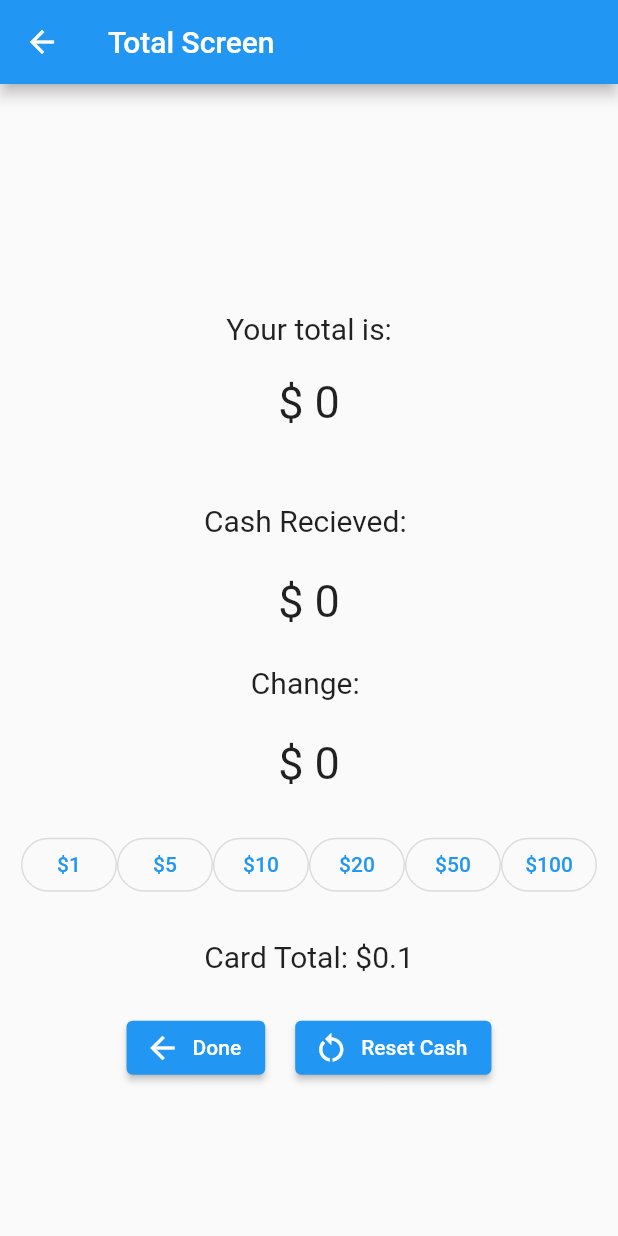
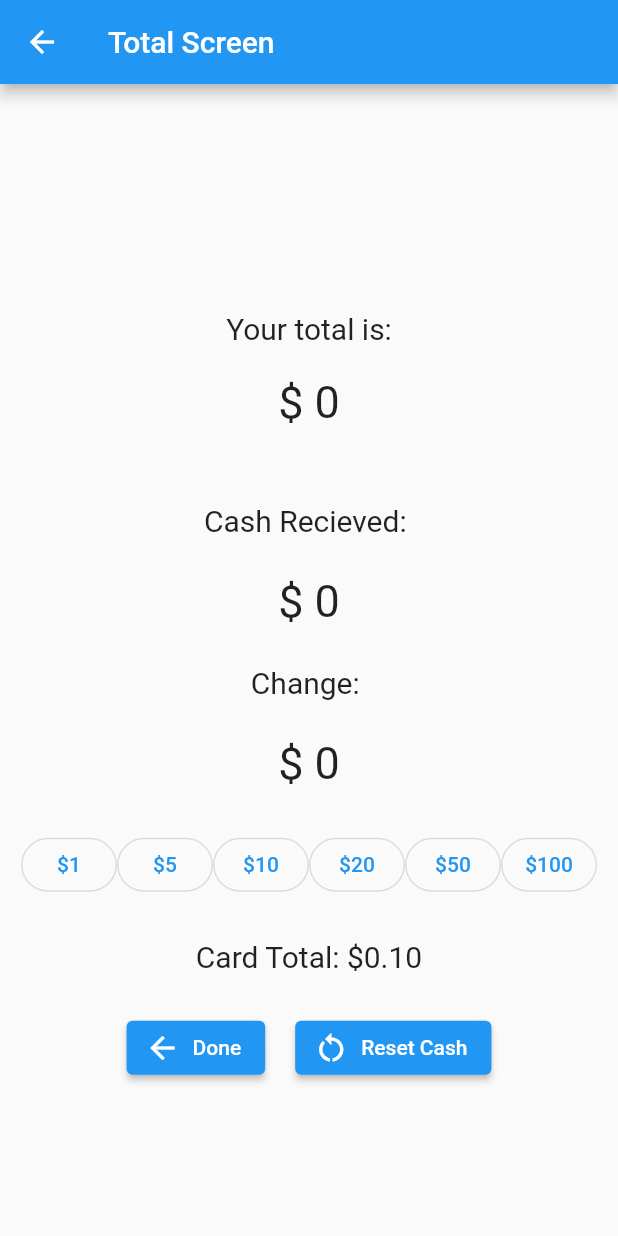
Before and after one commit to jgt5639/poss, a Flutter app: the TotalScreen screen opened directly, on a phone screen of 412 x 824 dp. Run offline on Flutter 3.47's test engine with Material 2 defaults, Android fonts, the light colour scheme and no system bars.

Commit message:
Added rounding to the card total

```diff
--- a/lib/main.dart
+++ b/lib/main.dart
@@ -519,11 +519,12 @@ class _TotalScreenState extends State<TotalScreen> {
                           child: const Text("\$100"))
                     ],
                   )),
-              Text("Card Total: \$${total + ((total * .026) + .10)}",
-                  style: TextStyle(
+              Text(
+                  "Card Total: \$${(total + ((total * .026) + (total * .015) + .10)).toStringAsFixed(2)}",
+                  style: const TextStyle(
                     fontSize: 20.0,
                   )),
-              SizedBox(height: 25),
+              const SizedBox(height: 25),
               Row(
                 mainAxisAlignment: MainAxisAlignment.center,
                 children: [
```
